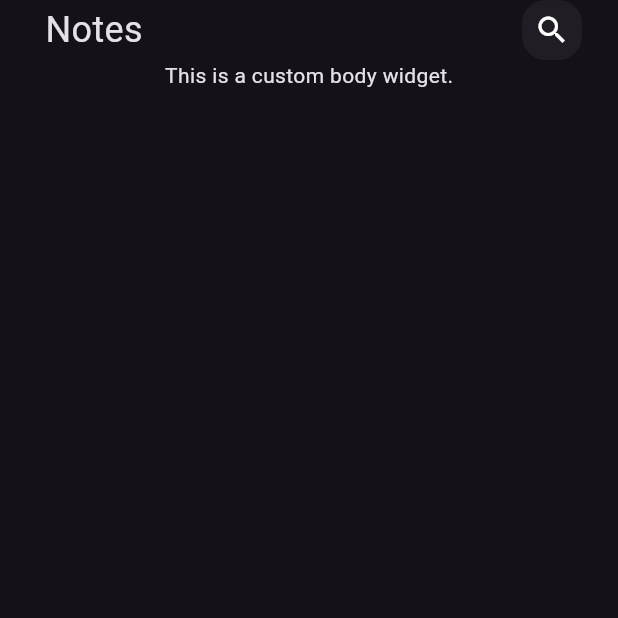
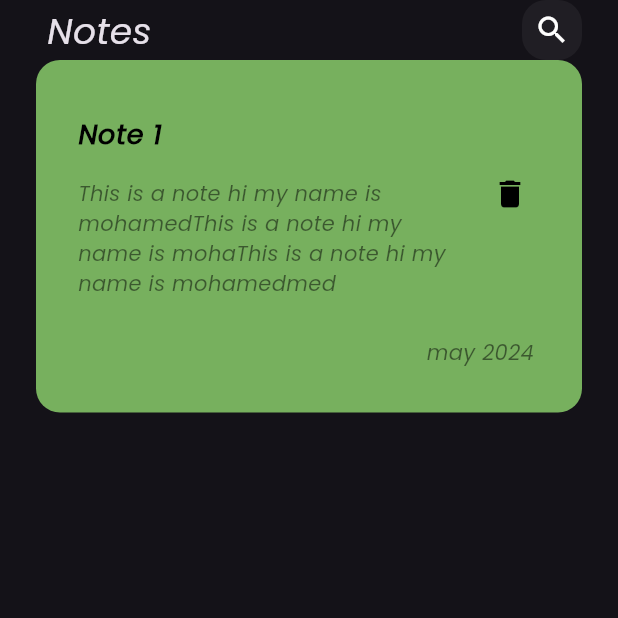
Before and after one commit to m7mdmaken/simple_notes_app, a Flutter app: the screen it shows after launch, on a phone screen of 412 x 824 dp, the top half of it. Run offline on Flutter 3.47's test engine with Material 3 defaults, Android fonts, the light colour scheme and no system bars.

Commit message:
create note card

```diff
--- a/lib/main.dart
+++ b/lib/main.dart
@@ -14,6 +14,7 @@ class SimpleNotesApp extends StatelessWidget {
         debugShowCheckedModeBanner: false,
         home: const NotesView(),
         theme: ThemeData(
+          fontFamily: 'Poppins',
           brightness: Brightness.dark,
         ));
   }
--- a/lib/widgets/custom_body.dart
+++ b/lib/widgets/custom_body.dart
@@ -1,5 +1,6 @@
 import 'package:flutter/material.dart';
 import 'package:simple_notes_app/widgets/custom_appbar.dart';
+import 'package:simple_notes_app/widgets/note_card.dart';
 
 class CustomBody extends StatelessWidget {
   const CustomBody({super.key});
@@ -11,7 +12,7 @@ class CustomBody extends StatelessWidget {
       child: Column(
         children: [
           CustomAppBar(),
-          Text('This is a custom body widget.'),
+          NoteCard(),
         ],
       ),
     );
--- /dev/null
+++ b/lib/widgets/note_card.dart
@@ -0,0 +1,40 @@
+import 'package:flutter/material.dart';
+
+class NoteCard extends StatelessWidget {
+  const NoteCard({super.key});
+
+  @override
+  Widget build(BuildContext context) {
+    return Container(
+      padding: const EdgeInsets.only(top: 12, bottom: 12, left: 12),
+      decoration: BoxDecoration(
+        color: const Color.fromARGB(255, 119, 176, 94),
+        borderRadius: BorderRadius.circular(16),
+      ),
+      child: Column(crossAxisAlignment: CrossAxisAlignment.end, children: [
+        ListTile(
+          title: const Padding(
+            padding: EdgeInsets.symmetric(vertical: 16.0),
+            child: Text('Note 1',
+                style: TextStyle(
+                    fontSize: 18,
+                    fontWeight: FontWeight.bold,
+                    color: Colors.black)),
+          ),
+          subtitle: Text(
+              'This is a note hi my name is mohamedThis is a note hi my name is mohaThis is a note hi my name is mohamedmed',
+              style: TextStyle(color: Colors.black.withOpacity(0.5))),
+          trailing: IconButton(
+            icon: const Icon(Icons.delete, color: Colors.black),
+            onPressed: () {},
+          ),
+        ),
+        Padding(
+          padding: const EdgeInsets.only(right: 32, top: 18, bottom: 18),
+          child: Text('may 2024',
+              style: TextStyle(color: Colors.black.withOpacity(0.5))),
+        )
+      ]),
+    );
+  }
+}
```
Also changed, not shown: pubspec.yaml (+6 -6 lines), assets/fonts/Poppins-Italic.ttf (added), assets/fonts/Poppins-Regular.ttf (added).
